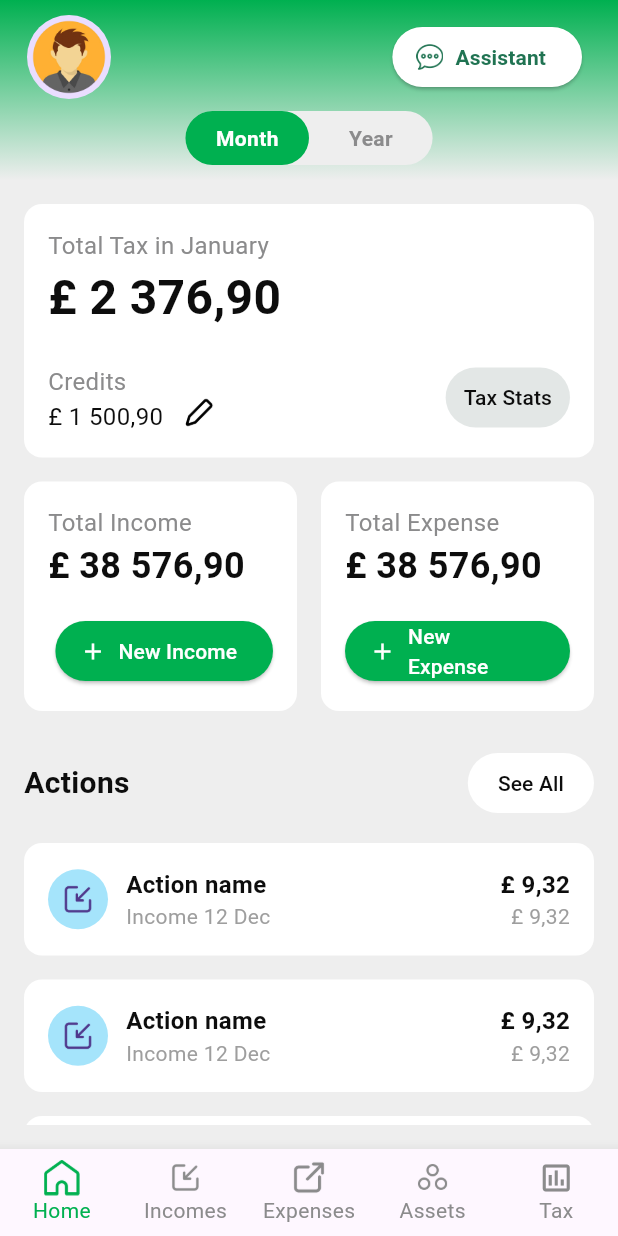
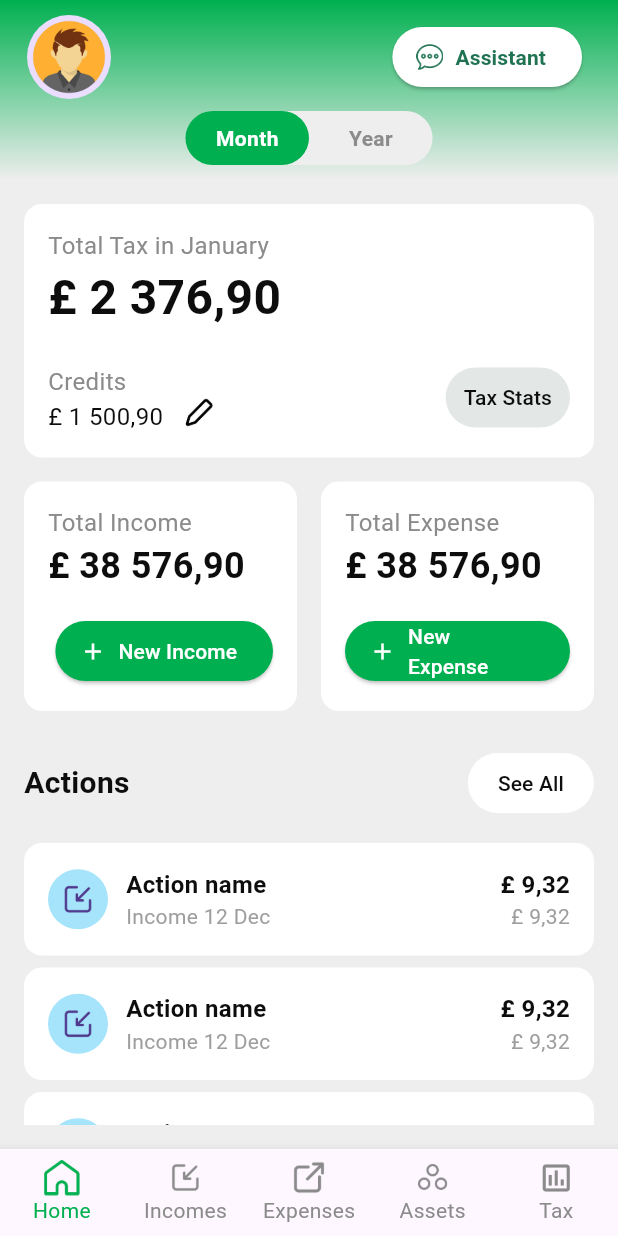
Before and after one commit to garimavirtual1234/ledger_demo, a Flutter app: the screen it shows after launch, on a phone screen of 412 x 824 dp. Run offline on Flutter 3.47's test engine with Material 3 defaults, Android fonts, the light colour scheme and no system bars; our stand-ins replace get; Roboto replaces fonts that are missing (Montserrat).

Commit message:
reduce padding in list

```diff
--- a/lib/app/modules/home/view/home_page.dart
+++ b/lib/app/modules/home/view/home_page.dart
@@ -137,9 +137,9 @@ class FinanceDashboard extends StatelessWidget {
                    children: [
                      Expanded(
                        child: SummaryCard(
-                         title: 'Total Income',
+                         title: AppConstants.totalIncome,
                          amount: '£ 38 576,90',
-                         buttonText: 'New Income',
+                         buttonText: AppConstants.newIncome,
                          buttonColor: Colors.green,
                          onPressed: () {},
                        ),
@@ -147,9 +147,9 @@ class FinanceDashboard extends StatelessWidget {
                      const SizedBox(width: 16),
                      Expanded(
                        child: SummaryCard(
-                         title: 'Total Expense',
+                         title: AppConstants.totalExpense,
                          amount: '£ 38 576,90',
-                         buttonText: 'New Expense',
+                         buttonText: AppConstants.newExpense,
                          buttonColor: Colors.green,
                          onPressed: () {},
                        ),
@@ -225,7 +225,7 @@ required this.status
   Widget build(BuildContext context) {
     return
       Container(
-          margin: EdgeInsets.only(bottom: 16),
+          margin: EdgeInsets.only(bottom: 8),
           padding: EdgeInsets.all(16),
           decoration: BoxDecoration(
             color: Colors.white,
--- a/lib/app/modules/home/widgets/summary_card_widget.dart
+++ b/lib/app/modules/home/widgets/summary_card_widget.dart
@@ -1,4 +1,5 @@
 import 'package:flutter/material.dart';
+import 'package:ledger_demo/app/utils/screen_size.dart';
 
 import '../../../utils/color_constant.dart';
 
@@ -21,6 +22,7 @@ class SummaryCard extends StatelessWidget {
   @override
   Widget build(BuildContext context) {
     return Container(
+      //height: getSize(context).height*0.19,
       padding: const EdgeInsets.all(16),
       decoration: BoxDecoration(
         color: Colors.white,
@@ -29,7 +31,7 @@ class SummaryCard extends StatelessWidget {
       child: Column(
         crossAxisAlignment: CrossAxisAlignment.start,
         children: [
-          Text(title, style:  TextStyle(fontSize: 16, color: kSubtitleTextColor)),
+          Text(title, style:  TextStyle(fontSize: 16, color: kSubtitleTextColor),),
          // const SizedBox(height: 8),
           Text(amount, style: const TextStyle(fontSize: 24, fontWeight: FontWeight.bold)),
            SizedBox(height: 16),
--- a/lib/app/utils/app_constant.dart
+++ b/lib/app/utils/app_constant.dart
@@ -19,6 +19,7 @@ class AppConstants{
   static const totalIncome = "Total Income";
   static const totalExpense = "Total Expense";
   static const newIncome = "New Income";
+  static const newExpense = "New Expense";
   static const credits = "Credits";
   static const currency = "£";
   static const seeAll = "See All";
```
